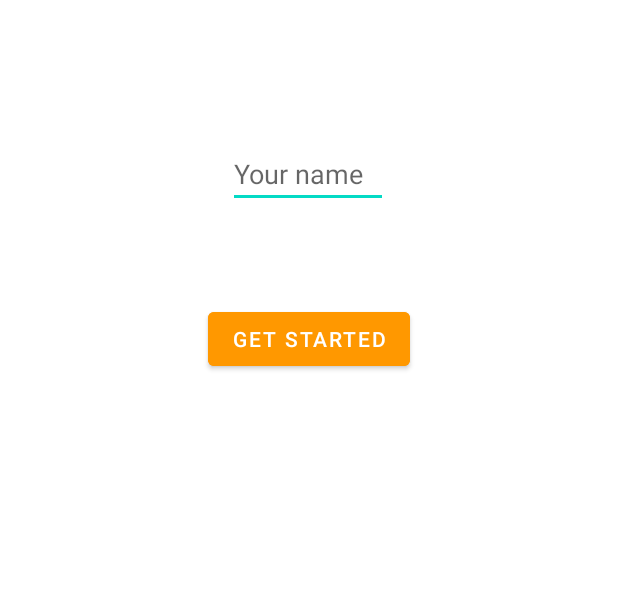
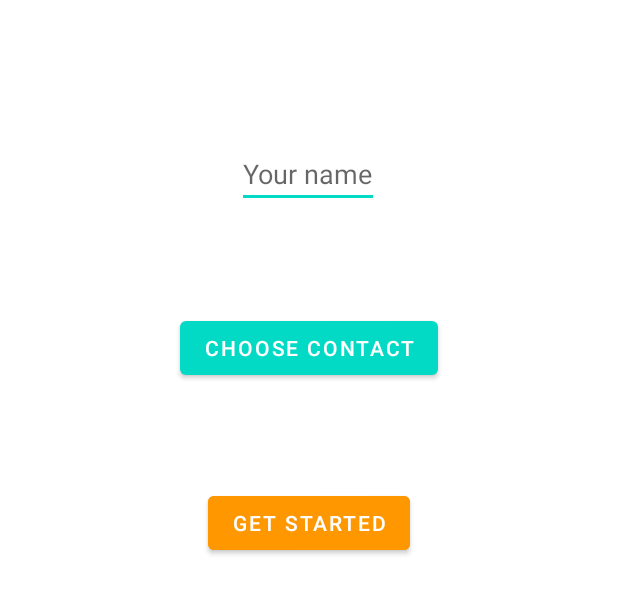
Before and after one commit to kollozsolt/Android, an Android app: the screen it shows after launch (MainActivity), on a phone screen of 412 x 824 dp, the part 503-1118 px from its top. Run offline under Robolectric (Android 15) with nearby library versions, the phone set to English and light mode, and no system bars.

Commit message:
getting the name from the contact list

```diff
--- a/Quiz/app/src/main/java/com/example/quiz/MainActivity.kt
+++ b/Quiz/app/src/main/java/com/example/quiz/MainActivity.kt
@@ -1,22 +1,54 @@
 package com.example.quiz
 
+import android.app.Activity
+import android.content.Context
 import android.content.Intent
+import android.net.Uri
 import android.os.Bundle
 import android.provider.AlarmClock.EXTRA_MESSAGE
+import android.provider.ContactsContract
+import android.text.Editable
 import android.util.Log
 import android.widget.Button
 import android.widget.EditText
 import android.widget.Toast
+import androidx.activity.result.ActivityResult
+import androidx.activity.result.contract.ActivityResultContract
+import androidx.activity.result.contract.ActivityResultContracts
 import androidx.appcompat.app.AppCompatActivity
 import com.google.android.material.snackbar.Snackbar
 
 class MainActivity : AppCompatActivity() {
+
+    private val getContent =
+        registerForActivityResult(ActivityResultContracts.StartActivityForResult()) { result: ActivityResult ->
+            if (result.resultCode == Activity.RESULT_OK) {
+                val contactUri = result.data?.data
+                if (contactUri != null) {
+                    val projection = arrayOf(
+                        ContactsContract.CommonDataKinds.Phone.LOOKUP_KEY,
+                        ContactsContract.CommonDataKinds.Phone.DISPLAY_NAME,
+                        ContactsContract.CommonDataKinds.Phone.NUMBER
+                    )
+                    this.contentResolver?.query(contactUri, projection, null, null, null)?.apply {
+                        moveToFirst()
+                        nameEditText.text = getString(getColumnIndex(ContactsContract.CommonDataKinds.Phone.DISPLAY_NAME)).toEditable()
+                        close()
+                    }
+                }
+            }
+        }
+
+    fun String.toEditable(): Editable =  Editable.Factory.getInstance().newEditable(this)
+
+    private lateinit var nameEditText: EditText;
     override fun onCreate(savedInstanceState: Bundle?) {
         super.onCreate(savedInstanceState)
         setContentView(R.layout.activity_main)
 
         var clickButton: Button = findViewById(R.id.startButton)
-        val nameEditText: EditText = findViewById(R.id.nameTextInput)
+        var chooseButton: Button = findViewById(R.id.chooseContactButton)
+        nameEditText= findViewById(R.id.nameTextInput)
 
         clickButton.setOnClickListener {
             val name = nameEditText.text.toString()
@@ -49,5 +81,10 @@ class MainActivity : AppCompatActivity() {
                 Log.d("MainActivity", "Missing the name")
             }
         }
+
+        chooseButton.setOnClickListener {
+            val intent = Intent(Intent.ACTION_PICK,  ContactsContract.Contacts.CONTENT_URI).also { it.type = ContactsContract.CommonDataKinds.Phone.CONTENT_TYPE }
+            getContent.launch(intent)
+        }
     }
 }
--- a/Quiz/app/src/main/res/layout/activity_main.xml
+++ b/Quiz/app/src/main/res/layout/activity_main.xml
@@ -6,6 +6,16 @@
     android:layout_width="match_parent"
     android:layout_height="match_parent"
     tools:context=".MainActivity">
+
+    <Button
+        android:id="@+id/chooseContactButton"
+        android:layout_width="wrap_content"
+        android:layout_height="wrap_content"
+        android:text="Choose Contact"
+        app:layout_constraintBottom_toTopOf="@+id/startButton"
+        app:layout_constraintEnd_toEndOf="parent"
+        app:layout_constraintStart_toStartOf="parent"
+        app:layout_constraintTop_toBottomOf="@+id/nameTextInput" />
 
     <TextView
         android:id="@+id/quizTextView"
@@ -23,7 +33,6 @@
         android:id="@+id/nameTextInput"
         android:layout_width="wrap_content"
         android:layout_height="wrap_content"
-        android:ems="5"
         android:hint="Your name"
         android:inputType="textPersonName"
         app:layout_constraintBottom_toBottomOf="parent"
@@ -37,12 +46,11 @@
         android:id="@+id/startButton"
         android:layout_width="wrap_content"
         android:layout_height="wrap_content"
+        android:layout_marginBottom="116dp"
         android:backgroundTint="#FF9800"
         android:text="GET STARTED"
         app:layout_constraintBottom_toBottomOf="parent"
         app:layout_constraintEnd_toEndOf="parent"
-        app:layout_constraintStart_toStartOf="parent"
-        app:layout_constraintTop_toBottomOf="@+id/nameTextInput"
-        app:layout_constraintVertical_bias="0.20999998" />
+        app:layout_constraintStart_toStartOf="parent" />
 
 </androidx.constraintlayout.widget.ConstraintLayout>
```
